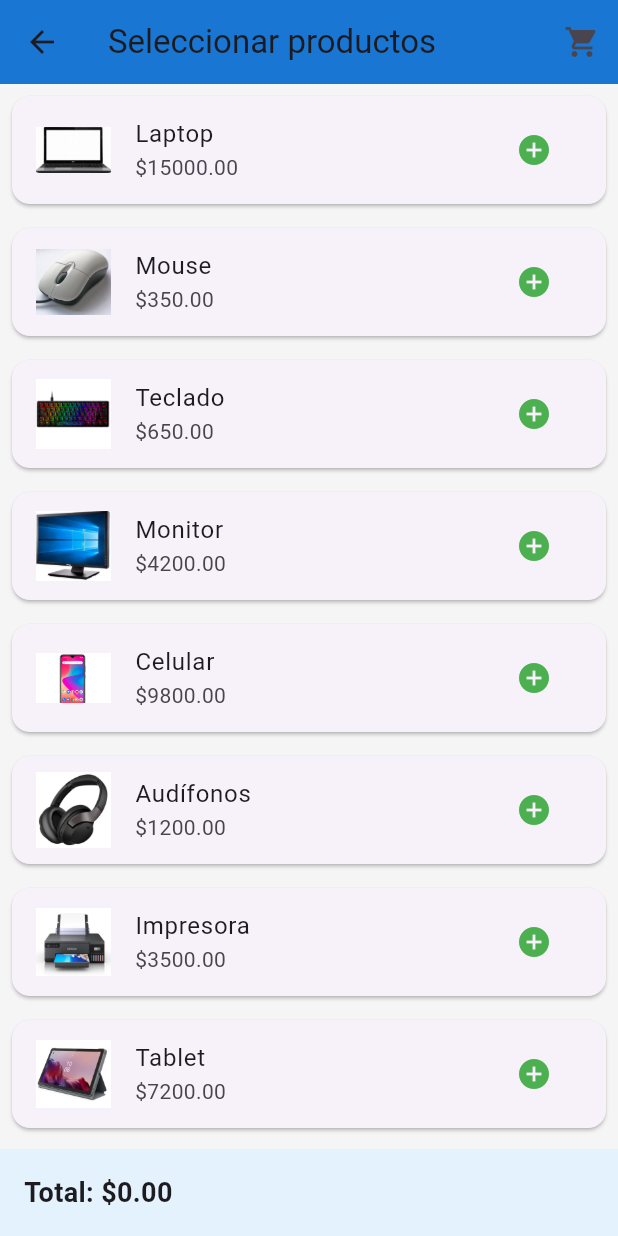
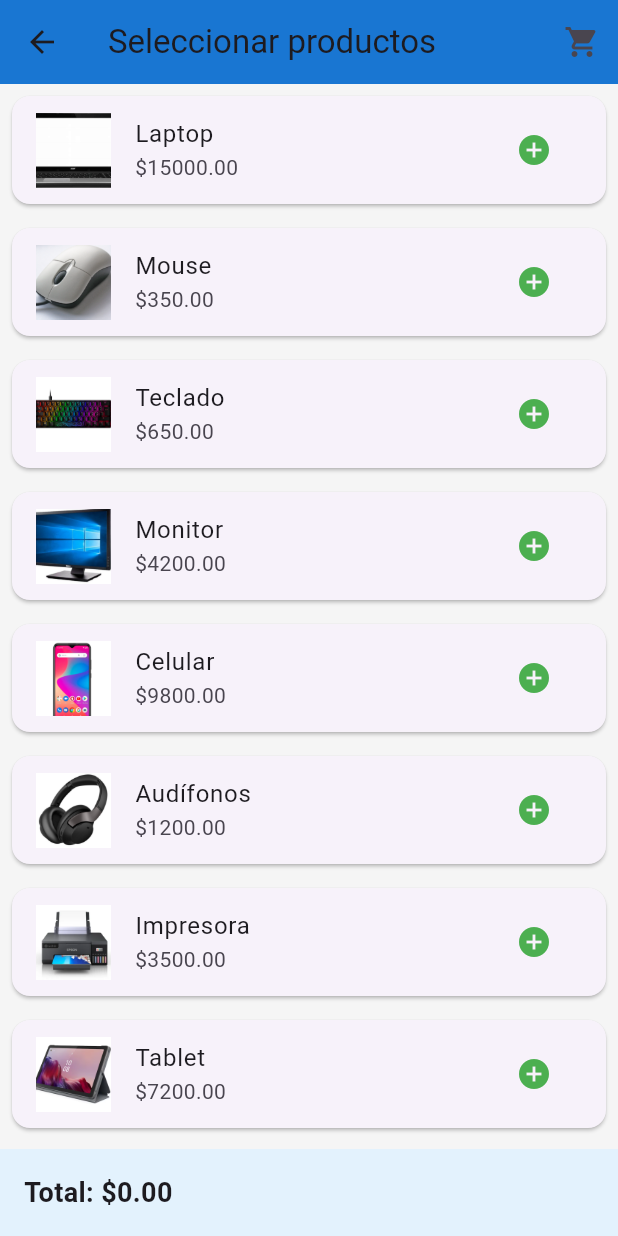
Before and after one commit to JOSUEEVM/APPVENTASTAREA, a Flutter app: the ClientScreen screen opened directly, on a phone screen of 412 x 824 dp. Run offline on Flutter 3.47's test engine with Material 3 defaults, Android fonts, the phone set to English and light mode, and no system bars; our stand-ins replace firebase_auth, flutter_map, google_sign_in, image_picker, latlong2; accounts and stored records are empty.

Commit message:
imagenes corregido

```diff
--- a/appventas/lib/screens/clients_screen.dart
+++ b/appventas/lib/screens/clients_screen.dart
@@ -2,6 +2,7 @@ import 'package:flutter/material.dart';
 import '../data/local_data.dart';
 import '../models/cart_item.dart';
 import 'order_screen.dart';
+import '../widgets/product_image.dart';
 
 class ClientScreen extends StatefulWidget {
   const ClientScreen({super.key});
@@ -55,9 +56,7 @@ class _ClientScreenState extends State<ClientScreen> {
           return Card(
             margin: const EdgeInsets.all(8),
             child: ListTile(
-              leading: p.imagePath != null
-                  ? Image.asset(p.imagePath!, width: 50)
-                  : const Icon(Icons.image),
+              leading: productImage(p.imagePath),
               title: Text(p.name),
               subtitle: Text('\$${p.price.toStringAsFixed(2)}'),
               trailing: IconButton(
--- /dev/null
+++ b/appventas/lib/widgets/product_image.dart
@@ -0,0 +1,25 @@
+import 'dart:io';
+import 'package:flutter/material.dart';
+
+Widget productImage(String? path,
+    {double size = 50, BoxFit fit = BoxFit.cover}) {
+  if (path == null || path.isEmpty) {
+    return const Icon(Icons.image_not_supported);
+  }
+
+  if (path.startsWith('assets/')) {
+    return Image.asset(
+      path,
+      width: size,
+      height: size,
+      fit: fit,
+    );
+  } else {
+    return Image.file(
+      File(path),
+      width: size,
+      height: size,
+      fit: fit,
+    );
+  }
+}
```
Also changed, not shown: appventas/lib/screens/add_edit_product_screen.dart (+14 -14 lines), appventas/lib/screens/cart_screen.dart (added, +76 -0 lines), appventas/lib/screens/order_screen.dart (+25 -63 lines), appventas/lib/screens/products_screen.dart (+2 -6 lines).
